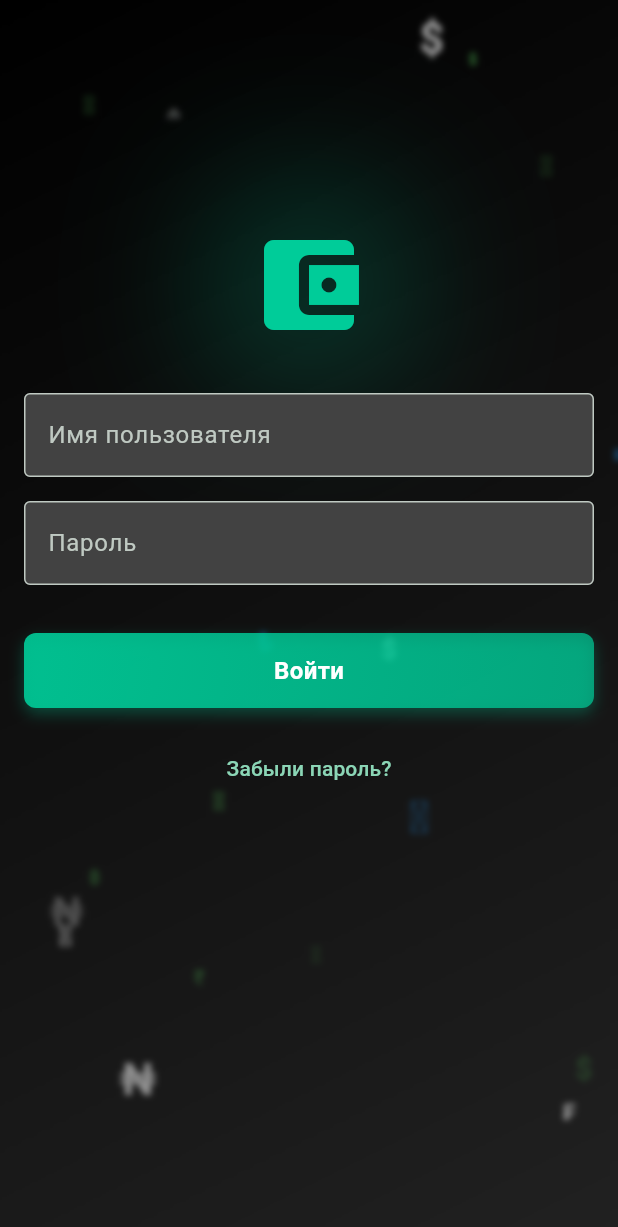
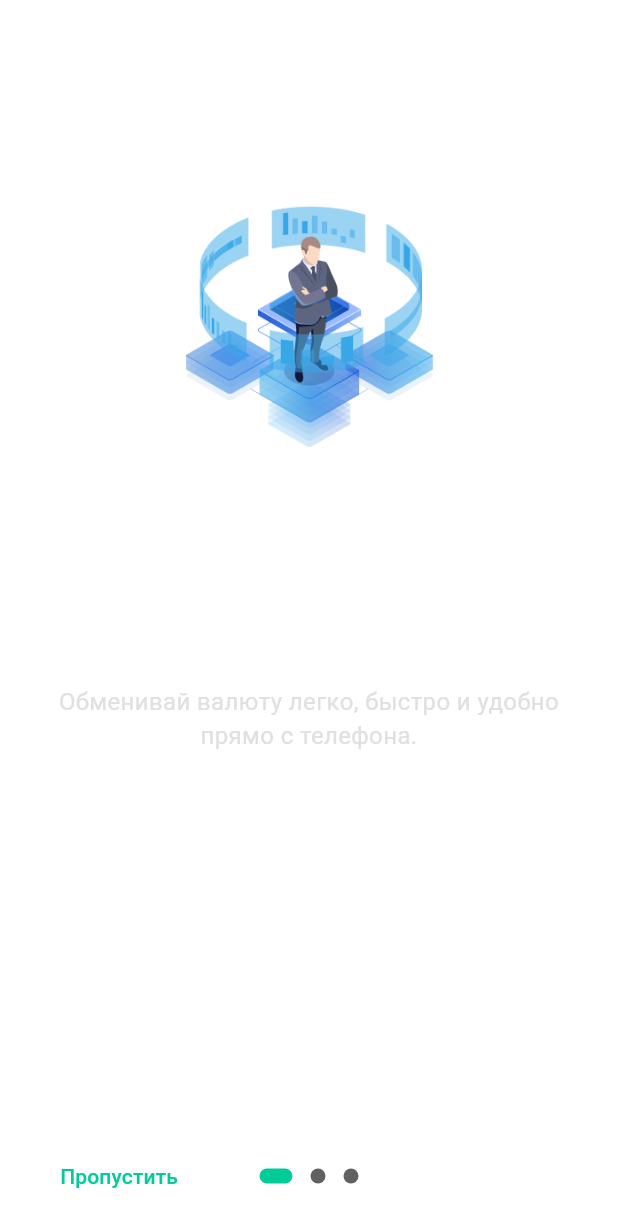
Before and after one commit to Wizqqr/ExchangeBack, a Flutter app: the screen it shows after launch, on a phone screen of 412 x 824 dp. Shown: the top 1227 px of the screen. Run offline on Flutter 3.47's test engine with Material 3 defaults, Android fonts, the phone set to English and light mode, and no system bars; drawn by our look-alikes of introduction_screen; our stand-ins replace flutter_secure_storage, open_file, pdf, shared_preferences; accounts and stored records are empty.

Commit message:
onboarding

```diff
--- a/front/lib/main.dart
+++ b/front/lib/main.dart
@@ -1,15 +1,24 @@
 import 'package:exchanger/styles/app_theme.dart';
 import 'package:flutter/material.dart';
+import 'package:shared_preferences/shared_preferences.dart';
 import 'screens/login/login_screen.dart';
 import 'screens/home/home_screen.dart';
 import 'screens/splash/splash_screen.dart';
+import 'screens/onboarding/onboarding_page.dart';
 
-void main() {
-  runApp(const MyApp());
+void main() async {
+   WidgetsFlutterBinding.ensureInitialized();
+
+   final prefs = await SharedPreferences.getInstance();
+   final seen = prefs.getBool('seenOnBoarding') ?? false;
+
+   runApp(MyApp(showOnBoarding: !seen));
 }
 
 class MyApp extends StatelessWidget {
-  const MyApp({super.key});
+   final bool showOnBoarding;
+
+   const MyApp({super.key, required this.showOnBoarding}); // <- добавил
 
    @override
    Widget build(BuildContext context) {
@@ -21,6 +30,7 @@ class MyApp extends StatelessWidget {
             '/splash': (context) => const SplashScreen(),
             '/': (context) => const LoginScreen(),
             '/main': (context) => const HomeScreen(),
+            '/onboarding': (context) => OnBoardingPage(), // добавь этот маршрут
          },
       );
    }
--- /dev/null
+++ b/front/lib/screens/onboarding/onboarding_page.dart
@@ -0,0 +1,87 @@
+import 'package:flutter/material.dart';
+import 'package:introduction_screen/introduction_screen.dart';
+import 'package:shared_preferences/shared_preferences.dart';
+import 'package:exchanger/components/buttons/custom_button.dart';
+
+class OnBoardingPage extends StatelessWidget {
+   OnBoardingPage({super.key});
+
+   final introKey = GlobalKey<IntroductionScreenState>();
+
+   void _onIntroEnd(BuildContext context) async {
+      final prefs = await SharedPreferences.getInstance();
+      await prefs.setBool('seenOnBoarding', true);
+      Navigator.of(context).pushReplacementNamed('/');
+   }
+
+   Widget _buildImage(String assetName) {
+      return Center(
+         child: Image.asset('assets/onboarding_img/$assetName', height: 220),
+      );
+   }
+
+   @override
+   Widget build(BuildContext context) {
+      return IntroductionScreen(
+         key: introKey,
+         globalBackgroundColor: Theme.of(context).scaffoldBackgroundColor,
+         pages: [
+            PageViewModel(
+               title: "Добро пожаловать в Exchanger",
+               body: "Обменивай валюту легко, быстро и удобно прямо с телефона.",
+               image: _buildImage('img.png'),
+               decoration: _getPageDecoration(context),
+            ),
+            PageViewModel(
+               title: "Добавляй свои курсы",
+               body: "Устанавливай и редактируй курсы обмена вручную.",
+               image: _buildImage('img_1.png'),
+               decoration: _getPageDecoration(context),
+            ),
+            PageViewModel(
+               title: "Находи лучшие предложения",
+               body: "Следи за актуальными курсами и находи самые выгодные.",
+               image: _buildImage('img_2.png'),
+               decoration: _getPageDecoration(context),
+               footer: Padding(
+                  padding: const EdgeInsets.only(top: 16.0),
+                  child: CustomButton(
+                     text: 'Начать',
+                     onPressed: () => _onIntroEnd(context),
+                  ),
+               ),
+            ),
+         ],
+         onDone: () {}, // не нужен, используем кастомную кнопку
+         showDoneButton: false,
+         showSkipButton: true,
+         skip: Text('Пропустить', style: TextStyle(color: Theme.of(context).primaryColor)),
+         next: const Icon(Icons.arrow_forward, color: Colors.white),
+         dotsDecorator: DotsDecorator(
+            activeColor: Theme.of(context).primaryColor,
+            color: Colors.grey.shade700,
+            size: const Size(10.0, 10.0),
+            activeSize: const Size(22.0, 10.0),
+            activeShape: RoundedRectangleBorder(
+               borderRadius: BorderRadius.circular(24.0),
+            ),
+         ),
+      );
+   }
+
+   PageDecoration _getPageDecoration(BuildContext context) {
+      return PageDecoration(
+         titleTextStyle: const TextStyle(
+            fontSize: 24,
+            fontWeight: FontWeight.bold,
+            color: Colors.white,
+         ),
+         bodyTextStyle: TextStyle(
+            fontSize: 16,
+            color: Colors.grey[300],
+         ),
+         imagePadding: const EdgeInsets.only(top: 32),
+         contentMargin: const EdgeInsets.symmetric(horizontal: 20),
+      );
+   }
+}
--- a/front/pubspec.yaml
+++ b/front/pubspec.yaml
@@ -38,6 +38,8 @@ dependencies:
   path_provider: ^2.1.5
   open_file: ^3.2.1
   flutter_secure_storage: ^9.2.2
+  introduction_screen: ^3.1.4
+  shared_preferences: ^2.2.2
 
 dev_dependencies:
   flutter_test:
@@ -59,6 +61,9 @@ flutter:
   assets:
     - assets/fonts/Roboto-Regular.ttf
     - assets/fonts/Roboto-Bold.ttf
+    - assets/onboarding_img/img.png
+    - assets/onboarding_img/img_1.png
+    - assets/onboarding_img/img_2.png
 
   # To add assets to your application, add an assets section, like this:
   # assets:
```
Also changed, not shown: front/lib/screens/splash/splash_screen.dart (+24 -2 lines), front/assets/onboarding_img/img.png (added), front/assets/onboarding_img/img_1.png (added), front/assets/onboarding_img/img_2.png (added), front/pubspec.lock, 4 other files. Lines whose indentation alone changed are shown as unchanged.
